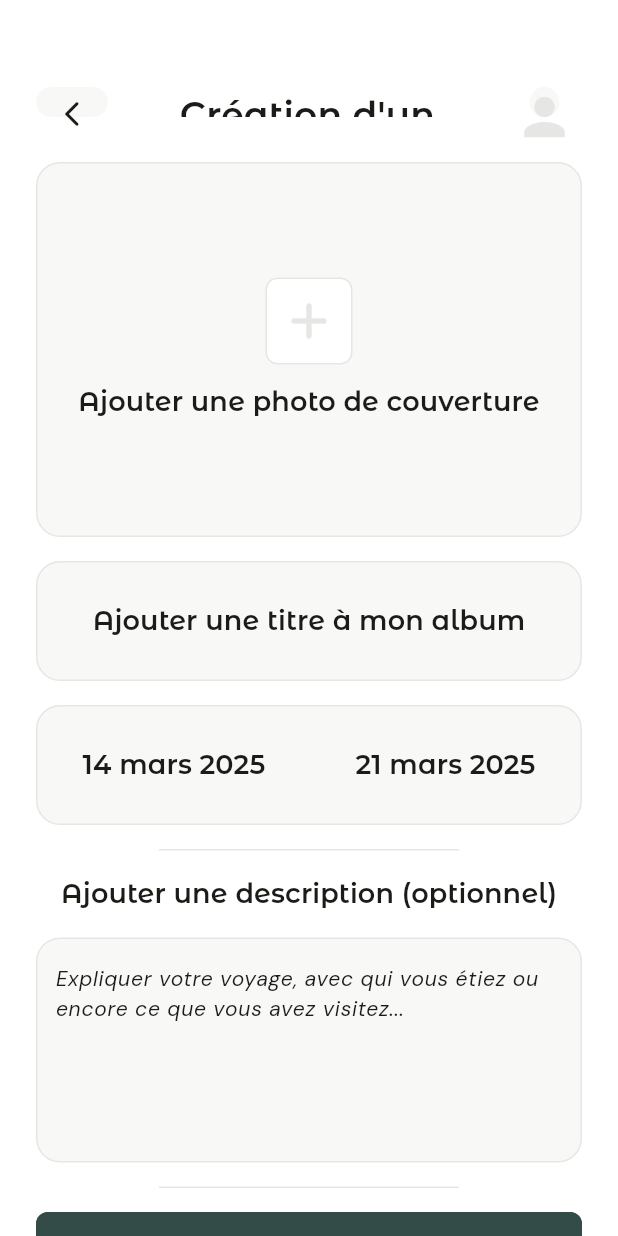
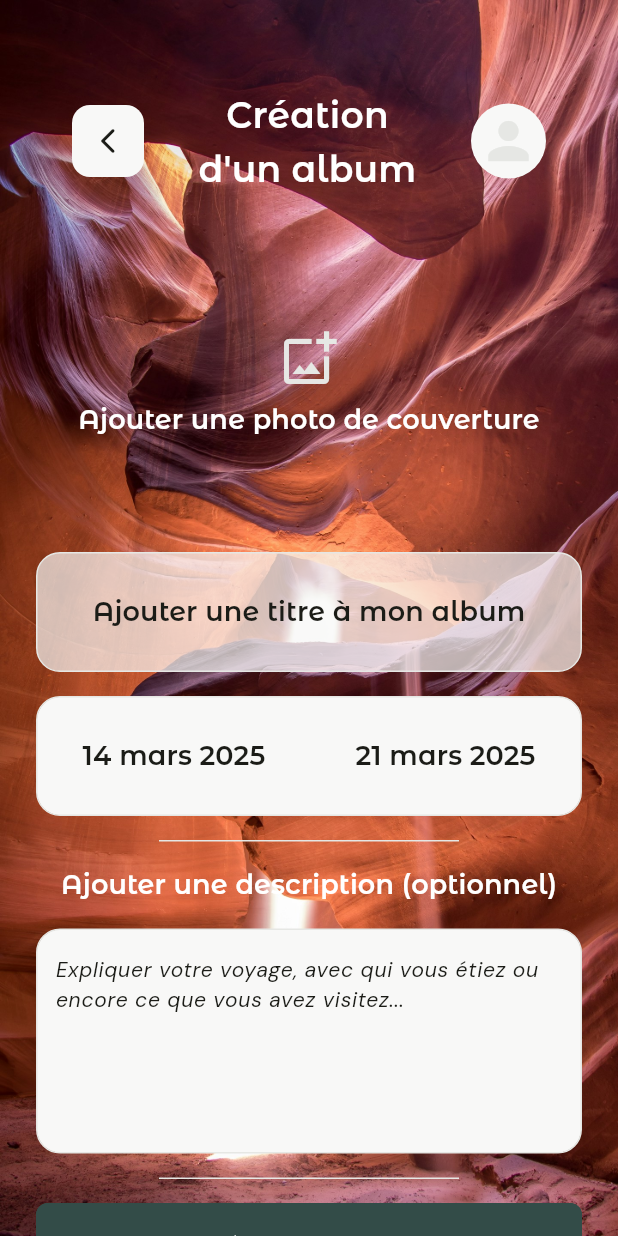
Before and after one commit to MaximeLemesle/memora_app, a Flutter app: the NewAlbumPage screen opened by its route, on a phone screen of 412 x 824 dp. Run offline on Flutter 3.47's test engine with Material 3 defaults, Android fonts, the phone set to English and light mode, and no system bars; our stand-ins replace cloud_firestore, firebase_auth, firebase_core, flutter_bloc, flutter_svg, fluttertoast and 2 more; accounts and stored records are empty.

Commit message:
feat(NewAlbumPage): Add the imagePicker and add the selected image as background

```diff
--- /dev/null
+++ b/lib/core/services/image_picker.service.dart
@@ -0,0 +1,15 @@
+import 'dart:io';
+import 'package:image_picker/image_picker.dart';
+
+class ImagePickerService {
+  final ImagePicker _picker = ImagePicker();
+
+  Future<File?> pickImageFromGallery() async {
+    final pickedImage = await _picker.pickImage(source: ImageSource.gallery);
+
+    if (pickedImage != null) {
+      return File(pickedImage.path);
+    }
+    return null;
+  }
+}
--- /dev/null
+++ b/lib/core/services/permissions.service.dart
@@ -0,0 +1,16 @@
+import 'package:permission_handler/permission_handler.dart';
+
+class PermissionService {
+  // Ask permission to access the photo gallery
+  Future<bool> requestGalleryPermission() async {
+    final status = await Permission.photos.request();
+
+    if (status.isGranted) {
+      return true;
+    } else if (status.isPermanentlyDenied) {
+      openAppSettings();
+    }
+
+    return false;
+  }
+}
--- a/lib/core/widgets/main_app_bar.widget.dart
+++ b/lib/core/widgets/main_app_bar.widget.dart
@@ -70,7 +70,6 @@ class MainAppBar extends StatelessWidget implements PreferredSizeWidget {
   Widget _buildActionAppBar(BuildContext context) {
     return Container(
       padding: const EdgeInsets.fromLTRB(24, 58, 24, 6),
-      color: Theme.of(context).colorScheme.surface,
       child: Row(
         mainAxisAlignment: MainAxisAlignment.spaceBetween,
         crossAxisAlignment: CrossAxisAlignment.center,
@@ -92,7 +91,7 @@ class MainAppBar extends StatelessWidget implements PreferredSizeWidget {
               textAlign: TextAlign.center,
               maxLines: 2,
               style: Theme.of(context).textTheme.titleMedium?.copyWith(
-                    color: Theme.of(context).colorScheme.onSurface,
+                    color: Theme.of(context).colorScheme.onPrimary,
                   ),
             ),
           ),
--- a/lib/features/album/presentation/pages/new_album.page.dart
+++ b/lib/features/album/presentation/pages/new_album.page.dart
@@ -1,8 +1,10 @@
+import 'dart:io';
 import 'package:flutter/cupertino.dart';
 import 'package:flutter/material.dart';
 import 'package:intl/intl.dart';
+import 'package:memora_app/core/services/image_picker.service.dart';
 import 'package:memora_app/core/widgets/button.widget.dart';
-import 'package:memora_app/core/widgets/main_app_bar.widget.dart';
+import 'package:memora_app/features/user/presentation/widgets/avatar.widget.dart';
 
 class NewAlbumPage extends StatefulWidget {
   const NewAlbumPage({super.key});
@@ -12,63 +14,140 @@ class NewAlbumPage extends StatefulWidget {
 }
 
 class _NewAlbumPageState extends State<NewAlbumPage> {
+  File? _selectedImage;
+  final _imagePickerService = ImagePickerService();
+
+  Future<void> _pickImageFromGallery() async {
+    final image = await _imagePickerService.pickImageFromGallery();
+
+    if (image != null) {
+      setState(() {
+        _selectedImage = image;
+      });
+    }
+  }
+
+  // Select start and end date
   DateTime startDateTime = DateTime.now();
   DateTime endDateTime = DateTime.now().add(Duration(days: 7));
 
   @override
   Widget build(BuildContext context) {
     return Scaffold(
-      appBar: MainAppBar(
-        variant: AppBarVariant.actionAppBar,
-        title: 'Création d\'un album',
+      body: Stack(
+        children: [
+          /// BACKGROUND IMAGE
+          Container(
+            decoration: BoxDecoration(
+              image: _selectedImage != null
+                  ? DecorationImage(
+                      image: FileImage(_selectedImage!), fit: BoxFit.cover)
+                  : const DecorationImage(
+                      // TODO: Add a default image
+                      image: AssetImage('assets/images/default_cover.jpg'),
+                      fit: BoxFit.cover,
                     ),
-      body: SingleChildScrollView(
+            ),
+          ),
+
+          /// CONTENT
+          SingleChildScrollView(
             physics: AlwaysScrollableScrollPhysics(),
             child: Column(
               children: [
                 Padding(
-              padding: const EdgeInsets.fromLTRB(24, 24, 24, 48),
+                  padding: const EdgeInsets.fromLTRB(24, 0, 24, 42),
                   child: Column(
                     spacing: 16,
                     children: [
+                      /// HEADER OF THE PAGE
+                      Container(
+                        padding: const EdgeInsets.fromLTRB(24, 58, 24, 6),
+                        child: Row(
+                          mainAxisAlignment: MainAxisAlignment.spaceBetween,
+                          crossAxisAlignment: CrossAxisAlignment.center,
+                          spacing: 24,
+                          children: [
+                            Container(
+                              decoration: BoxDecoration(
+                                color: Theme.of(context)
+                                    .colorScheme
+                                    .surfaceContainer,
+                                borderRadius: BorderRadius.circular(12),
+                              ),
+                              child: IconButton(
+                                icon: const Icon(
+                                    Icons.arrow_back_ios_new_rounded,
+                                    size: 20),
+                                onPressed: () => Navigator.of(context).pop(),
+                              ),
+                            ),
+                            Expanded(
+                              child: Text(
+                                'Création d\'un album',
+                                textAlign: TextAlign.center,
+                                maxLines: 2,
+                                style: Theme.of(context)
+                                    .textTheme
+                                    .titleMedium
+                                    ?.copyWith(
+                                      color: Theme.of(context)
+                                          .colorScheme
+                                          .onPrimary,
+                                    ),
+                              ),
+                            ),
+                            const AvatarWidget(size: 'big'),
+                          ],
+                        ),
+                      ),
+
                       /// SELECT BACKGROUND PHOTO
-                  Container(
-                    height: 250,
+                      GestureDetector(
+                        onTap: () => _pickImageFromGallery(),
+                        child: SizedBox(
+                          height: 200,
                           width: double.infinity,
-                    decoration: BoxDecoration(
-                      color: Theme.of(context).colorScheme.surfaceContainer,
-                      border: Border.all(
-                        width: 1,
-                        color: Theme.of(context).colorScheme.outline,
-                      ),
-                      borderRadius: BorderRadius.circular(16),
-                    ),
                           child: Column(
                             mainAxisAlignment: MainAxisAlignment.center,
-                      spacing: 12,
                             children: [
-                        Container(
+                              _selectedImage != null
+                                  ? Container(
                                       padding: EdgeInsets.all(8),
-                          decoration: BoxDecoration(
-                            color: Theme.of(context).colorScheme.surface,
-                            border: Border.all(
-                              width: 1,
-                              color: Theme.of(context).colorScheme.outline,
+                                      child: Icon(
+                                        Icons.edit,
+                                        size: 40,
+                                        color: Theme.of(context)
+                                            .colorScheme
+                                            .outline,
                                       ),
-                            borderRadius: BorderRadius.circular(8),
-                          ),
+                                    )
+                                  : Container(
+                                      padding: EdgeInsets.all(8),
                                       child: Icon(
-                            Icons.add_rounded,
+                                        Icons.add_photo_alternate_outlined,
                                         size: 40,
-                            color: Theme.of(context).colorScheme.outline,
+                                        color: Theme.of(context)
+                                            .colorScheme
+                                            .outline,
                                       ),
                                     ),
                               Text(
-                          'Ajouter une photo de couverture',
-                          style: Theme.of(context).textTheme.titleSmall,
+                                _selectedImage != null
+                                    ? 'Modifier l\'image'
+                                    : 'Ajouter une photo de couverture',
+                                style: Theme.of(context)
+                                    .textTheme
+                                    .titleSmall
+                                    ?.copyWith(
+                                      color: Theme.of(context)
+                                          .colorScheme
+                                          .onPrimary,
+                                    ),
                                 textAlign: TextAlign.center,
                               ),
                             ],
+                          ),
                         ),
                       ),
 
@@ -77,7 +156,10 @@ class _NewAlbumPageState extends State<NewAlbumPage> {
                         height: 80,
                         width: double.infinity,
                         decoration: BoxDecoration(
-                      color: Theme.of(context).colorScheme.surfaceContainer,
+                          color: Theme.of(context)
+                              .colorScheme
+                              .surfaceContainer
+                              .withValues(alpha: 0.7),
                           border: Border.all(
                             width: 1,
                             color: Theme.of(context).colorScheme.outline,
@@ -120,13 +202,16 @@ class _NewAlbumPageState extends State<NewAlbumPage> {
                             Padding(
                               padding: const EdgeInsets.symmetric(vertical: 8),
                               child: Row(
-                            mainAxisAlignment: MainAxisAlignment.spaceAround,
+                                mainAxisAlignment:
+                                    MainAxisAlignment.spaceAround,
                                 children: [
                                   /// START DATE
                                   CupertinoButton(
                                     child: Text(
                                       '${startDateTime.day} ${DateFormat('MMM', 'fr').format(startDateTime)} ${startDateTime.year}',
-                                  style: Theme.of(context).textTheme.titleSmall,
+                                      style: Theme.of(context)
+                                          .textTheme
+                                          .titleSmall,
                                     ),
                                     onPressed: () {
                                       showModalBottomSheet(
@@ -139,18 +224,21 @@ class _NewAlbumPageState extends State<NewAlbumPage> {
                                                 height: 350,
                                                 width: double.infinity,
                                                 child: CupertinoDatePicker(
-                                              initialDateTime: startDateTime,
-                                              backgroundColor: Theme.of(context)
+                                                  initialDateTime:
+                                                      startDateTime,
+                                                  backgroundColor:
+                                                      Theme.of(context)
                                                           .colorScheme
                                                           .surface,
                                                   onDateTimeChanged:
                                                       (DateTime newDateTime) {
                                                     setState(() {
-                                                  startDateTime = newDateTime;
+                                                      startDateTime =
+                                                          newDateTime;
                                                     });
                                                   },
-                                              mode:
-                                                  CupertinoDatePickerMode.date,
+                                                  mode: CupertinoDatePickerMode
+                                                      .date,
                                                   dateOrder:
                                                       DatePickerDateOrder.dmy,
                                                 ),
@@ -166,7 +254,9 @@ class _NewAlbumPageState extends State<NewAlbumPage> {
                                   CupertinoButton(
                                     child: Text(
                                       '${endDateTime.day} ${DateFormat('MMM', 'fr').format(endDateTime)} ${endDateTime.year}',
-                                  style: Theme.of(context).textTheme.titleSmall,
+                                      style: Theme.of(context)
+                                          .textTheme
+                                          .titleSmall,
                                     ),
                                     onPressed: () {
                                       showModalBottomSheet(
@@ -180,7 +270,8 @@ class _NewAlbumPageState extends State<NewAlbumPage> {
                                                 width: double.infinity,
                                                 child: CupertinoDatePicker(
                                                   initialDateTime: endDateTime,
-                                              backgroundColor: Theme.of(context)
+                                                  backgroundColor:
+                                                      Theme.of(context)
                                                           .colorScheme
                                                           .surface,
                                                   onDateTimeChanged:
@@ -189,8 +280,8 @@ class _NewAlbumPageState extends State<NewAlbumPage> {
                                                       endDateTime = newDateTime;
                                                     });
                                                   },
-                                              mode:
-                                                  CupertinoDatePickerMode.date,
+                                                  mode: CupertinoDatePickerMode
+                                                      .date,
                                                   dateOrder:
                                                       DatePickerDateOrder.dmy,
                                                 ),
@@ -215,14 +306,14 @@ class _NewAlbumPageState extends State<NewAlbumPage> {
                         color: Theme.of(context).colorScheme.outline,
                       ),
 
+                      /// ADD DESCRPTION OF THE ALBUM
                       Text(
                         'Ajouter une description (optionnel)',
-                    style: Theme.of(context).textTheme.titleSmall,
+                        style: Theme.of(context).textTheme.titleSmall?.copyWith(
+                              color: Theme.of(context).colorScheme.onPrimary,
+                            ),
                         textAlign: TextAlign.start,
                       ),
-
-                  /// ADD DESCRPTION OF THE ALBUM
-
                       Container(
                         height: 150,
                         width: double.infinity,
@@ -245,8 +336,9 @@ class _NewAlbumPageState extends State<NewAlbumPage> {
                                     .textTheme
                                     .labelSmall
                                     ?.copyWith(
-                                    color:
-                                        Theme.of(context).colorScheme.outline,
+                                        color: Theme.of(context)
+                                            .colorScheme
+                                            .outline,
                                         fontStyle: FontStyle.italic,
                                         fontWeight: FontWeight.w500),
                                 textAlign: TextAlign.start,
@@ -284,6 +376,8 @@ class _NewAlbumPageState extends State<NewAlbumPage> {
               ],
             ),
           ),
+        ],
+      ),
     );
   }
 }
--- a/pubspec.yaml
+++ b/pubspec.yaml
@@ -44,6 +44,8 @@ dependencies:
   flutter_localizations:
     sdk: flutter
   intl: ^0.19.0
+  image_picker: ^1.1.2
+  permission_handler: ^11.4.0
 
 dev_dependencies:
   flutter_test:
```
Also changed, not shown: assets/images/default_cover.jpg (added), pubspec.lock, 9 other files. Lines whose indentation alone changed are shown as unchanged.
